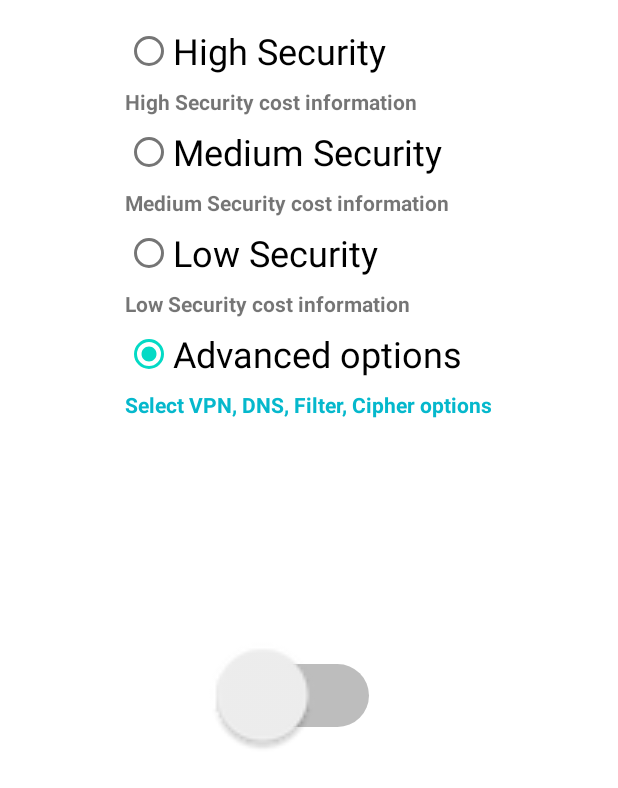
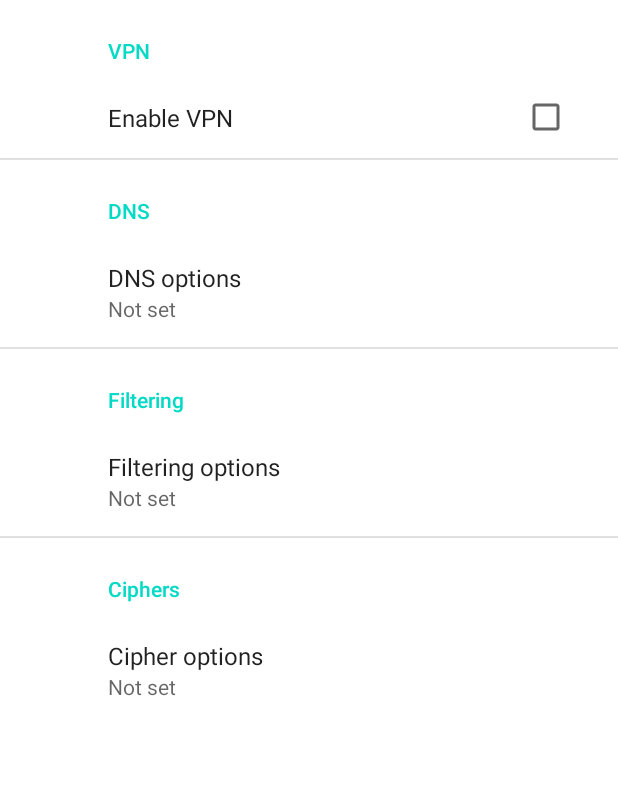
Before and after one commit to staveesh/PowerQoPE, an Android app: the screen it shows after launch (MainActivity before the commit, SettingsActivity after it), after a tap on "Advanced options", on a phone screen of 412 x 824 dp. Shown: the top 788 px of the screen. Run offline under Robolectric (Android 15) with nearby library versions, the phone set to English and light mode, and no system bars; our stand-ins replace androidx.preference; 3 other taps on this screen came first.

Commit message:
Advanced button radio to open settings screen on selection

```diff
--- a/app/src/main/java/za/ac/uct/cs/powerqope/MainActivity.java
+++ b/app/src/main/java/za/ac/uct/cs/powerqope/MainActivity.java
@@ -17,12 +17,6 @@ public class MainActivity extends AppCompatActivity {
     protected void onCreate(Bundle savedInstanceState) {
         super.onCreate(savedInstanceState);
         setContentView(R.layout.activity_main);
-
-        TextView linkToSettings = findViewById(R.id.link_to_settings);
-        linkToSettings.setOnClickListener(v -> {
-            Intent intent = new Intent(MainActivity.this, SettingsActivity.class);
-            startActivity(intent);
-        });
     }
 
     public void onRadioButtonClicked(View view) {
@@ -46,6 +40,8 @@ public class MainActivity extends AppCompatActivity {
             case R.id.radio_advanced:
                 if(checked){
                     Toast.makeText(getApplicationContext(), "Advanced security options selected", Toast.LENGTH_LONG).show();
+                    Intent intent = new Intent(MainActivity.this, SettingsActivity.class);
+                    startActivity(intent);
                 }
                 break;
 
--- a/app/src/main/res/layout/activity_main.xml
+++ b/app/src/main/res/layout/activity_main.xml
@@ -68,8 +68,7 @@
             android:layout_width="wrap_content"
             android:layout_height="wrap_content"
             android:text="@string/advanced_desc"
-            android:textStyle="bold"
-            android:textColor="#05B8CC"/>
+            android:textStyle="bold" />
 
     </RadioGroup>
 
```
